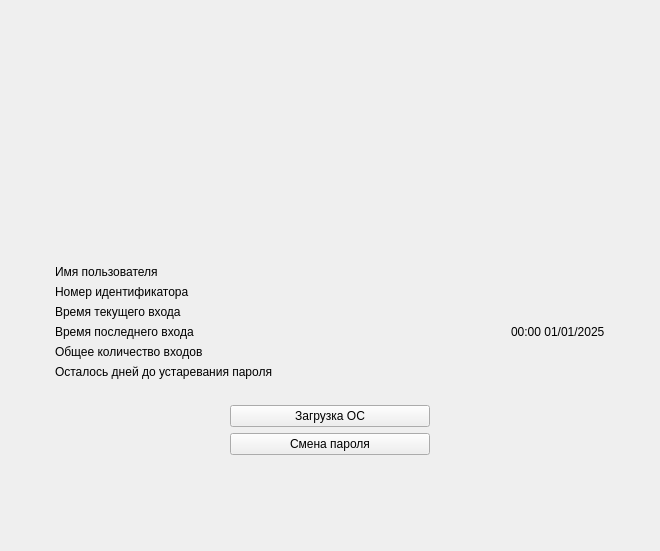
This is ui/UserChoicePage.ui in m6v/sobol as Qt 5 draws it before an edit. The edited form follows.
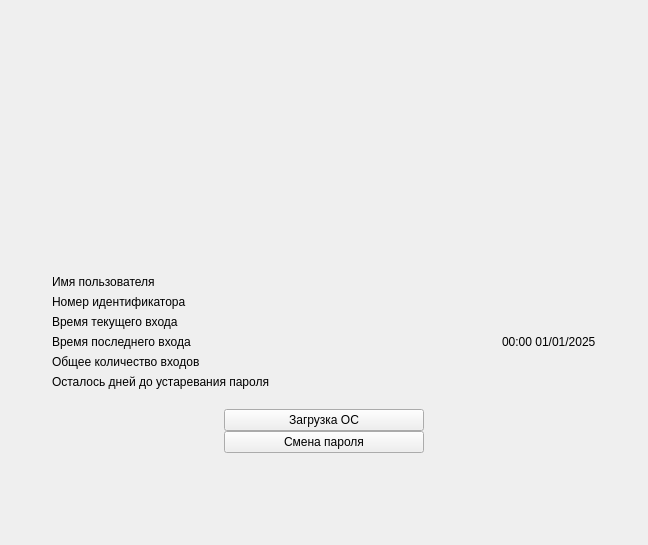
This is the edited form.

Patch:
```diff
--- a/ui/UserChoicePage.ui
+++ b/ui/UserChoicePage.ui
@@ -6,14 +6,26 @@
    <rect>
     <x>0</x>
     <y>0</y>
-    <width>660</width>
-    <height>551</height>
+    <width>648</width>
+    <height>545</height>
    </rect>
   </property>
   <property name="windowTitle">
    <string>Form</string>
   </property>
   <layout class="QGridLayout" name="gridLayout" rowstretch="3,0,1">
+   <property name="leftMargin">
+    <number>0</number>
+   </property>
+   <property name="topMargin">
+    <number>0</number>
+   </property>
+   <property name="rightMargin">
+    <number>0</number>
+   </property>
+   <property name="bottomMargin">
+    <number>0</number>
+   </property>
    <item row="0" column="1">
     <spacer name="verticalSpacer">
      <property name="orientation">
@@ -42,8 +54,17 @@
    </item>
    <item row="1" column="1">
     <layout class="QVBoxLayout" name="verticalLayout_9">
+     <property name="spacing">
+      <number>0</number>
+     </property>
      <item>
       <layout class="QGridLayout" name="gridLayout_3">
+       <property name="horizontalSpacing">
+        <number>0</number>
+       </property>
+       <property name="verticalSpacing">
+        <number>6</number>
+       </property>
        <item row="3" column="0">
         <widget class="QLabel" name="user_last_datetime_label">
          <property name="minimumSize">
```
